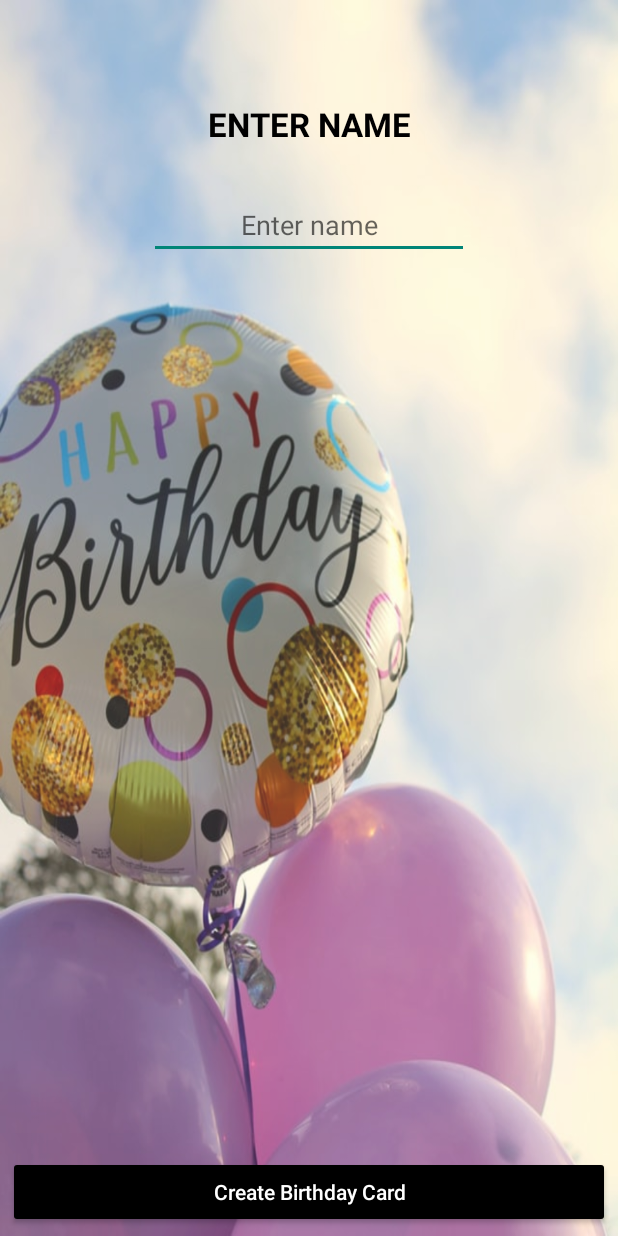
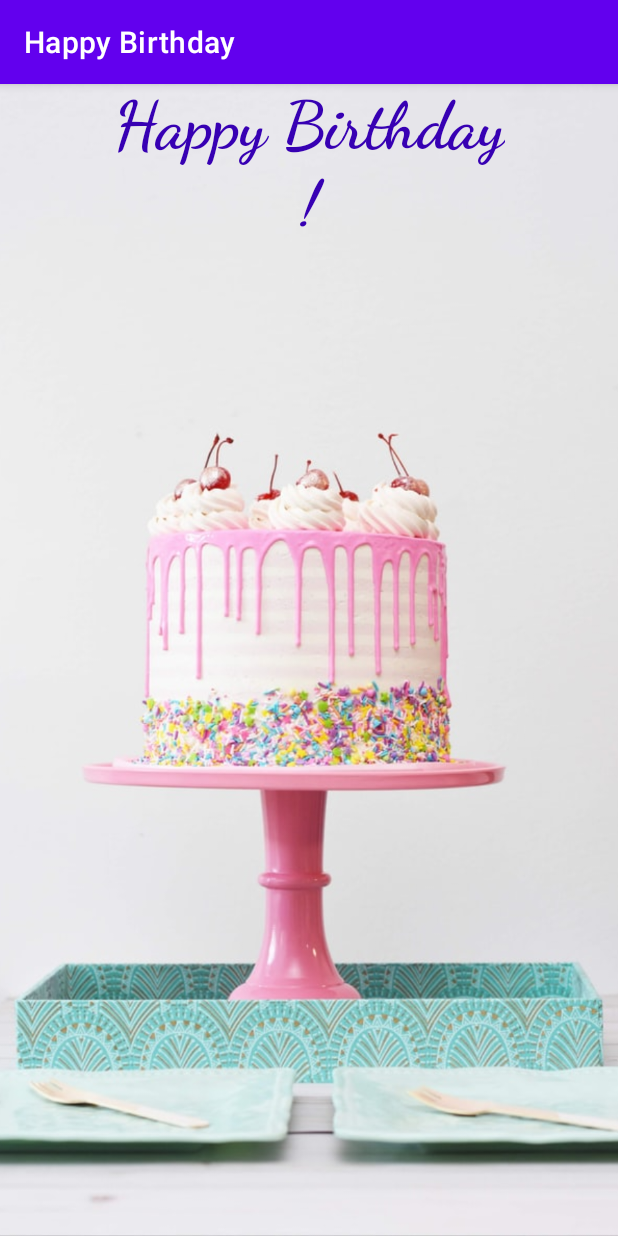
Before and after one commit to vikramvk2003/HappyBirthday, an Android app: the screen it shows after launch (MainActivity before the commit, BirthdayGreetingActivity after it), after a tap on "Create Birthday Card", on a phone screen of 412 x 824 dp. Run offline under Robolectric (Android 15) with nearby library versions, the light colour scheme and no system bars.

Commit message:
2nd activity

```diff
--- a/app/src/main/java/com/example/happybirthday/BirthdayGreetingActivity.kt
+++ b/app/src/main/java/com/example/happybirthday/BirthdayGreetingActivity.kt
@@ -2,10 +2,16 @@ package com.example.happybirthday
 
 import androidx.appcompat.app.AppCompatActivity
 import android.os.Bundle
+import kotlinx.android.synthetic.main.activity_birthday_greeting.*
 
 class BirthdayGreetingActivity : AppCompatActivity() {
+    companion object {
+        const val NAME_EXTRA = "name_extra"
+    }
     override fun onCreate(savedInstanceState: Bundle?) {
         super.onCreate(savedInstanceState)
         setContentView(R.layout.activity_birthday_greeting)
+        val name = intent.getStringExtra(NAME_EXTRA)
+        birthdayGreeting.text = "Happy Birthday\n$name!"
     }
 }
--- a/app/src/main/java/com/example/happybirthday/MainActivity.kt
+++ b/app/src/main/java/com/example/happybirthday/MainActivity.kt
@@ -1,5 +1,6 @@
 package com.example.happybirthday
 
+import android.content.Intent
 import androidx.appcompat.app.AppCompatActivity
 import android.os.Bundle
 import android.view.View
@@ -15,8 +16,11 @@ class MainActivity : AppCompatActivity() {
 
     fun CreateBirthdayCard(view: View)
     {
-        val Name = Name.text
-        Toast.makeText(this, "$Name",Toast.LENGTH_LONG).show()
+        val name = Name.editableText.toString()
+        val intent = Intent(this, BirthdayGreetingActivity::class.java)
+        intent.putExtra(BirthdayGreetingActivity.NAME_EXTRA, name )
+        startActivity(intent)
+
     }
 
 }
--- a/app/src/main/res/layout/activity_birthday_greeting.xml
+++ b/app/src/main/res/layout/activity_birthday_greeting.xml
@@ -7,4 +7,32 @@
     android:layout_height="match_parent"
     tools:context=".BirthdayGreetingActivity">
 
+
+    <ImageView
+        android:layout_width="match_parent"
+        android:layout_height="match_parent"
+        android:scaleType="centerCrop"
+        android:src="@drawable/cake"
+        tools:layout_editor_absoluteX="0dp"
+        tools:layout_editor_absoluteY="-59dp" />
+
+    <TextView
+        android:id="@+id/birthdayGreeting"
+        android:layout_width="wrap_content"
+        android:layout_height="wrap_content"
+        android:fontFamily="cursive"
+        android:gravity="center_horizontal"
+        android:text="Happy Birthday"
+        android:textAlignment="center"
+        android:textAllCaps="false"
+        android:textColor="@color/design_default_color_primary_variant"
+        android:textSize="44sp"
+        android:textStyle="bold"
+        app:layout_constraintBottom_toBottomOf="parent"
+        app:layout_constraintEnd_toEndOf="parent"
+        app:layout_constraintStart_toStartOf="parent"
+        app:layout_constraintTop_toTopOf="parent"
+        app:layout_constraintVertical_bias="0" />
+
+
 </androidx.constraintlayout.widget.ConstraintLayout>
```
Also changed, not shown: app/src/main/res/drawable/cake.jpg (added).
